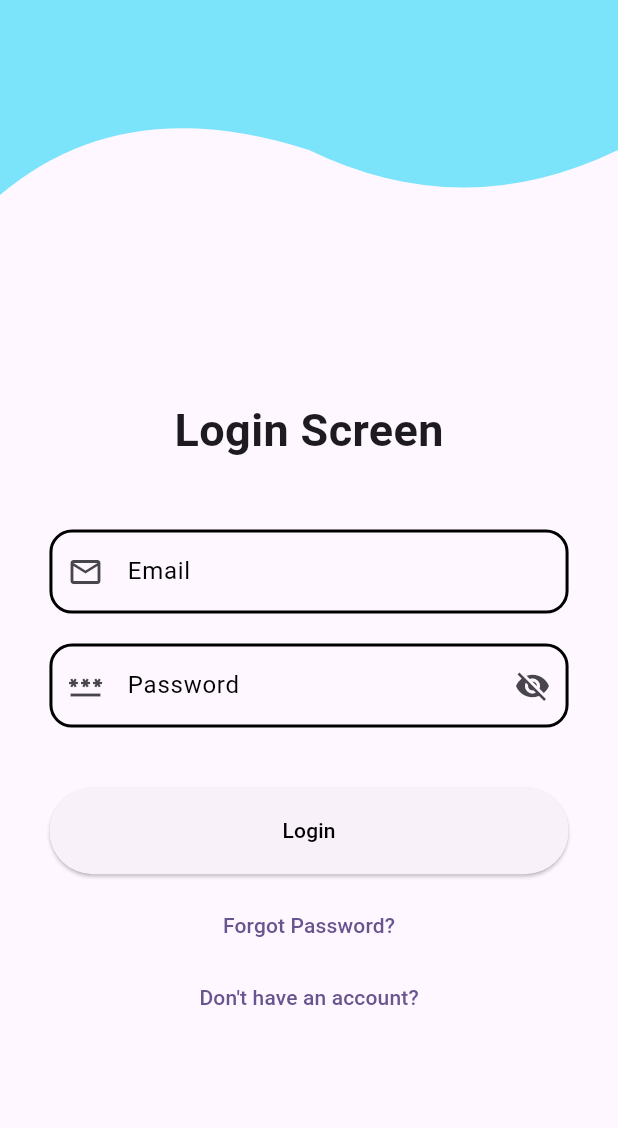
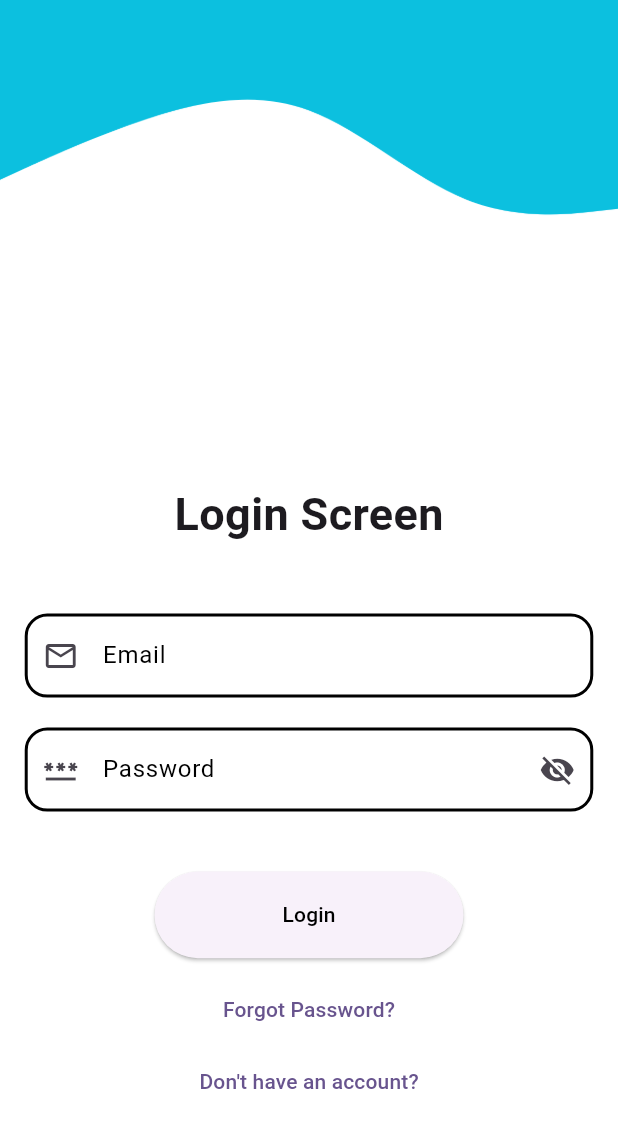
Before and after one commit to maya-ragho/Admin_GVM, a Flutter app: the screen it shows after launch, on a phone screen of 412 x 824 dp. Shown: the top 1128 px of the screen. Run offline on Flutter 3.47's test engine with Material 3 defaults, Android fonts, the phone set to English and light mode, and no system bars; our stand-ins replace cloud_firestore, firebase_auth, firebase_core, firebase_messaging, firebase_storage, fluttertoast and 2 more; accounts and stored records are empty.

Commit message:
login and signin Screen change

```diff
--- a/lib/startingScreen/loginScreen.dart
+++ b/lib/startingScreen/loginScreen.dart
@@ -2,8 +2,6 @@ import 'package:admin_gvm/startingScreen/signupPage.dart';
 import 'package:firebase_auth/firebase_auth.dart';
 import 'package:flutter/material.dart';
 import 'package:fluttertoast/fluttertoast.dart';
-import 'package:get/get.dart';
-import 'package:get/get_core/src/get_main.dart';
 import '../Dashboard/Dashboard_Screen.dart';
 class LoginScreen extends StatefulWidget {
   const LoginScreen({super.key});
@@ -11,7 +9,6 @@ class LoginScreen extends StatefulWidget {
   @override
   _LoginScreenState createState() => _LoginScreenState();
 }
-
 class _LoginScreenState extends State<LoginScreen> {
 
   final TextEditingController emailController = TextEditingController();
@@ -22,20 +19,14 @@ class _LoginScreenState extends State<LoginScreen> {
   @override
   Widget build(BuildContext context) {
     var h = MediaQuery.of(context).size.height;
-    var w = MediaQuery.of(context).size.height;
+    var w = MediaQuery.of(context).size.width;
     return Scaffold(
-      appBar: PreferredSize(
-        child: ClipPath(
-          clipper: CurveAppBar(),
-          child: AppBar(
-            backgroundColor: Color(0xFF7BE3FA),
-          ),
-        ),
-        preferredSize: Size.fromHeight(150),
-      ),
-      body: SafeArea(
-        child: SingleChildScrollView(
-          child: Container(
+      backgroundColor: Colors.white,
+      body: SingleChildScrollView(
+        child: Column(
+          children: [
+            Image.asset('assets/images/curve_bg.png'),
+            Container(
               padding: EdgeInsets.only(
                   left: w * 0.04, right: w * 0.04, top: h * 0.14),
               child: Center(
@@ -44,6 +35,8 @@ class _LoginScreenState extends State<LoginScreen> {
                   child: Column(
                     mainAxisAlignment: MainAxisAlignment.center,
                     children: <Widget>[
+
+
                       const Text('Login Screen',
                           style: TextStyle(
                               fontWeight: FontWeight.bold, fontSize: 30)),
@@ -150,13 +143,12 @@ class _LoginScreenState extends State<LoginScreen> {
                       const SizedBox(height: 10),
                       TextButton(
                         onPressed: () {
-                        Get.to(ForgotPasswordScreen());
-                        // Navigator.push(
-                        //   context,
-                        //   MaterialPageRoute(
-                        //     builder: (context) => ForgotPasswordScreen(),
-                        //   ),
-                        // );
+                          Navigator.push(
+                            context,
+                            MaterialPageRoute(
+                              builder: (context) => ForgotPasswordScreen(),
+                            ),
+                          );
                         },
                         child: Text(
                           'Forgot Password?',
@@ -164,7 +156,6 @@ class _LoginScreenState extends State<LoginScreen> {
                       ),
                       TextButton(
                         onPressed: () {
-                         //Get.to(SignupScreen.id);
                           Navigator.pushNamed(
                             context,
                             SignupScreen.id,
@@ -177,10 +168,15 @@ class _LoginScreenState extends State<LoginScreen> {
                 ),
               ),
             ),
+
+
+          ],
         ),
       ),
     );
   }
+
+
 
   Future<void> _signIn() async {
     String email = emailController.text;
@@ -211,6 +207,27 @@ class _LoginScreenState extends State<LoginScreen> {
     }
   }
 
+  }
+
+class CurveAppBar extends CustomClipper<Path>{
+  @override
+  Path getClip(Size size){
+    final Path path = Path();
+    path.moveTo(0,0);
+    path.lineTo(0, size.height - 20);
+    path.quadraticBezierTo(
+        size.width / 5, size.height / 2.5, size.width /2, size.height - 50);
+    path.quadraticBezierTo(
+        size.width * 3 / 4, size.height, size.width, size.height - 50);
+    path.lineTo(size.width, 0);
+    path.close();
+    return path;
+  }
+
+  @override
+  bool shouldReclip(covariant CustomClipper<Path> oldClipper){
+    throw SizedBox();
+  }
 }
 
 class ForgotPasswordScreen extends StatelessWidget {
@@ -254,25 +271,3 @@ class ForgotPasswordScreen extends StatelessWidget {
     );
   }
 }
-
-
-class CurveAppBar extends CustomClipper<Path>{
-  @override
-  Path getClip(Size size){
-    final Path path = Path();
-    path.moveTo(0,0);
-    path.lineTo(0, size.height - 20);
-    path.quadraticBezierTo(
-        size.width / 5, size.height / 2.5, size.width /2, size.height - 50);
-    path.quadraticBezierTo(
-        size.width * 3 / 4, size.height, size.width, size.height - 50);
-    path.lineTo(size.width, 0);
-    path.close();
-    return path;
-  }
-
-  @override
-  bool shouldReclip(covariant CustomClipper<Path> oldClipper){
-    throw UnimplementedError();
-  }
-}
```
Also changed, not shown: lib/main.dart (+8 -7 lines), lib/startingScreen/signupPage.dart (+8 -11 lines), assets/images/curve_bg.png (added), assets/images/curve_bg_s.png (added), 1 other file. Lines whose indentation alone changed are shown as unchanged.
